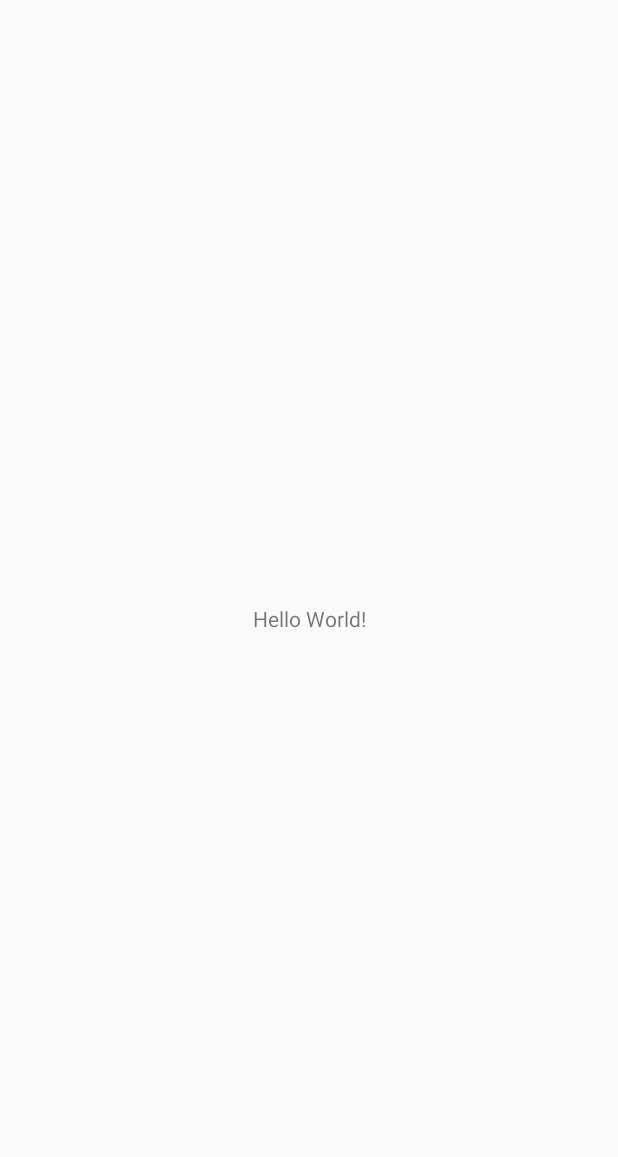
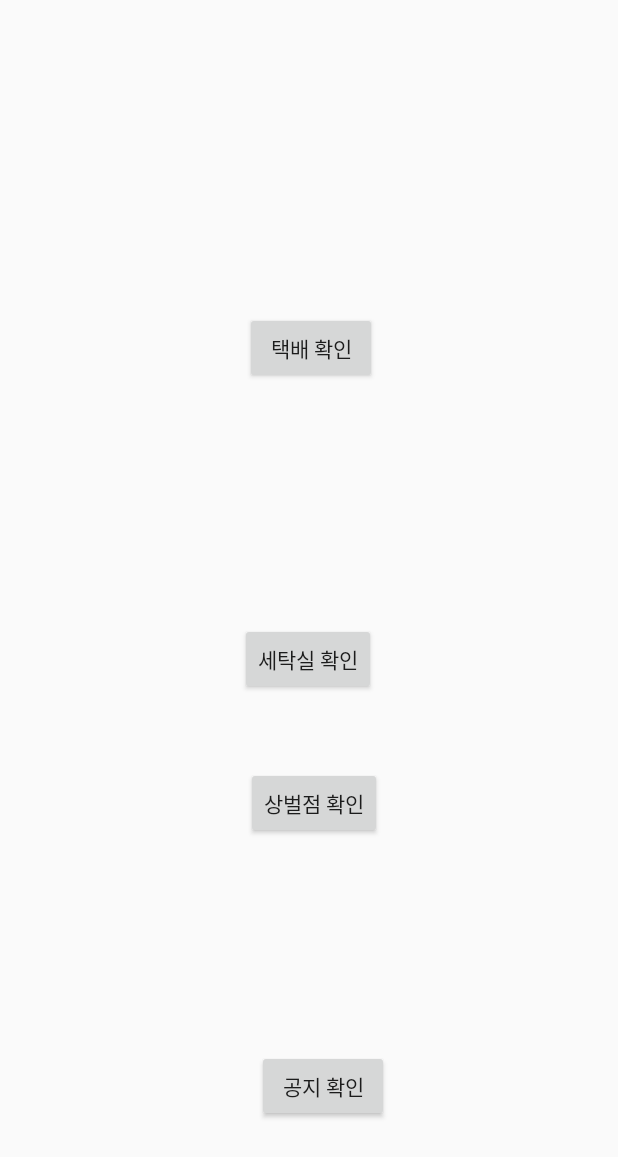
Before and after one commit to ssuckmate/ParcelNotice, an Android app: the MainActivity screen opened directly, with no data from a screen before it, on a phone screen of 412 x 824 dp. Before the commit the part shown is almost empty. Shown: the top 1157 px of the screen. Run offline under Robolectric (Android 15) with nearby library versions, the phone set to English and light mode, and no system bars.

Commit message:
main activity xml 임시작업

```diff
--- a/app/src/main/res/layout/activity_main.xml
+++ b/app/src/main/res/layout/activity_main.xml
@@ -6,13 +6,48 @@
     android:layout_height="match_parent"
     tools:context=".MainActivity">
 
-    <TextView
+
+    <Button
+        android:id="@+id/button_main_parcel_confirm"
         android:layout_width="wrap_content"
         android:layout_height="wrap_content"
-        android:text="Hello World!"
-        app:layout_constraintBottom_toBottomOf="parent"
-        app:layout_constraintLeft_toLeftOf="parent"
-        app:layout_constraintRight_toRightOf="parent"
+        android:layout_marginTop="208dp"
+        android:text="택배 확인"
+        app:layout_constraintEnd_toEndOf="parent"
+        app:layout_constraintHorizontal_bias="0.504"
+        app:layout_constraintStart_toStartOf="parent"
         app:layout_constraintTop_toTopOf="parent" />
 
+    <Button
+        android:id="@+id/button_main_laundry_room"
+        android:layout_width="wrap_content"
+        android:layout_height="wrap_content"
+        android:layout_marginTop="207dp"
+        android:text="세탁실 확인"
+        app:layout_constraintEnd_toEndOf="parent"
+        app:layout_constraintHorizontal_bias="0.498"
+        app:layout_constraintStart_toStartOf="parent"
+        app:layout_constraintTop_toTopOf="@+id/button_main_parcel_confirm" />
+
+    <Button
+        android:id="@+id/button_main_reward"
+        android:layout_width="wrap_content"
+        android:layout_height="wrap_content"
+        android:layout_marginTop="48dp"
+        android:text="상벌점 확인"
+        app:layout_constraintEnd_toEndOf="parent"
+        app:layout_constraintHorizontal_bias="0.51"
+        app:layout_constraintStart_toStartOf="parent"
+        app:layout_constraintTop_toBottomOf="@+id/button_main_laundry_room" />
+
+    <Button
+        android:id="@+id/button_main_notice"
+        android:layout_width="wrap_content"
+        android:layout_height="wrap_content"
+        android:layout_marginBottom="76dp"
+        android:text="공지 확인"
+        app:layout_constraintBottom_toBottomOf="parent"
+        app:layout_constraintEnd_toEndOf="parent"
+        app:layout_constraintHorizontal_bias="0.529"
+        app:layout_constraintStart_toStartOf="parent" />
 </androidx.constraintlayout.widget.ConstraintLayout>
```
